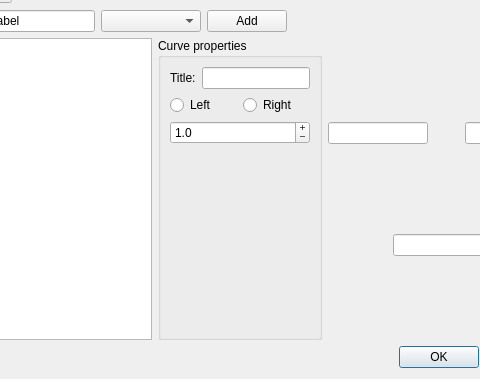
Before: the Qt Designer form src/qlabnetview/setupcurvesdialog.ui in uazure/qlabnetview, drawn with Qt 5; both pictures show x 90 to 570 and y 276 to 655 of the 666 by 655 pixel window.
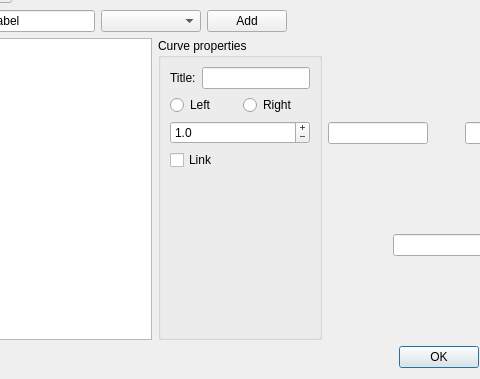
After: the same form once the commit is applied.

Commit message: Added ability to link data to next column so that two baratrons can be used. Realization is dirty and needs redesign. First step in redesign perform calculations only when needed.

What changed in the file:
```diff
--- a/src/qlabnetview/setupcurvesdialog.ui
+++ b/src/qlabnetview/setupcurvesdialog.ui
@@ -325,6 +325,22 @@
           <item>
            <layout class="QHBoxLayout" name="SymbolBoxLayout"/>
           </item>
+          <item>
+           <layout class="QHBoxLayout" name="linkCheckboxLayout">
+            <item>
+             <widget class="QCheckBox" name="linkCheckBox">
+              <property name="toolTip">
+               <string>If this checkbox is checked, then current column and the next one will be treated as pressure from two baratrons.
+Current column: 1 = 1 Torr
+Next column: 1 = 0.01 Torr</string>
+              </property>
+              <property name="text">
+               <string>Link</string>
+              </property>
+             </widget>
+            </item>
+           </layout>
+          </item>
           <item>
            <spacer name="verticalSpacer">
             <property name="orientation">
```
Left out of the diff: 8 changed lines with no effect on the pictures. The commit also changes 11 other files.
